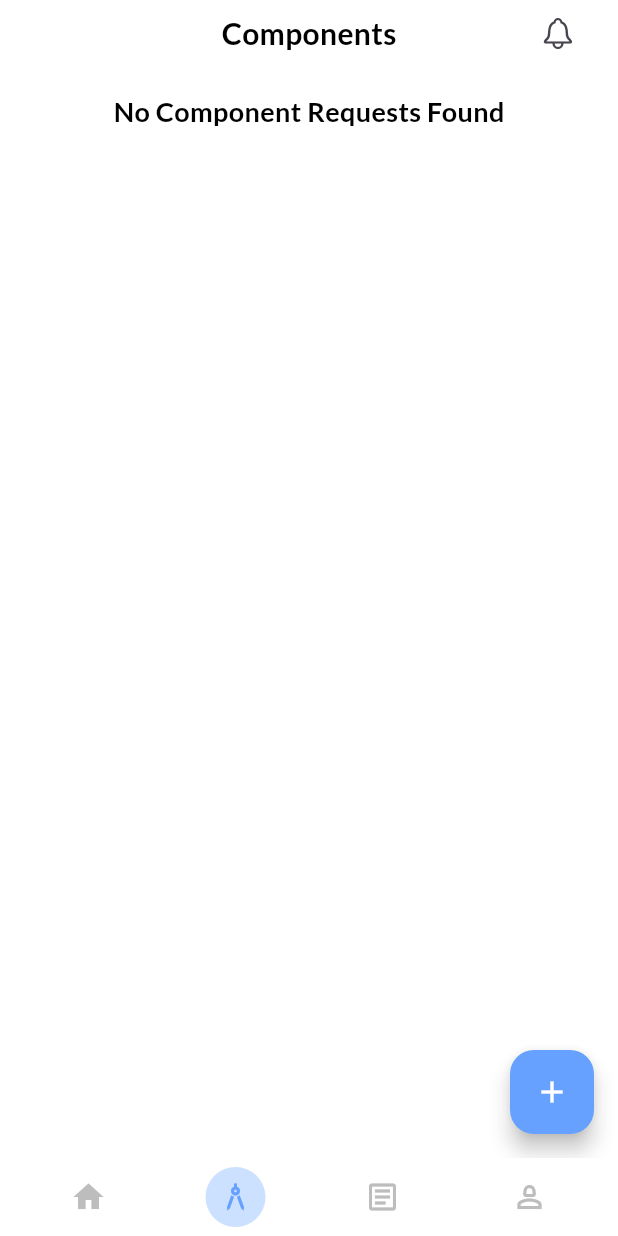
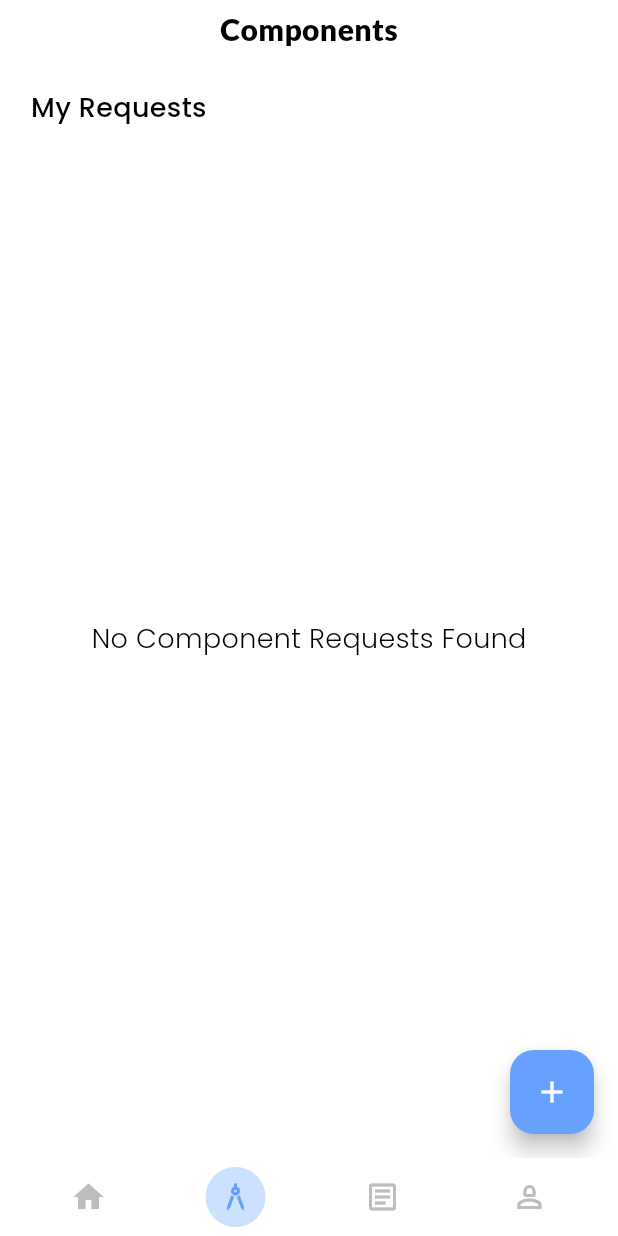
Before and after one commit to Sparkinovtech/Sairam, a Flutter app: the BottomNavBar screen opened directly, on a phone screen of 412 x 824 dp. Run offline on Flutter 3.47's test engine with Material 3 defaults, Android fonts, the phone set to English and light mode, and no system bars; our stand-ins replace bloc, cloud_firestore, connectivity_plus, equatable, file_picker, firebase_auth and 10 more; missing offline and left inert: timeline_tile_plus; accounts and stored records are empty; project files that could hold a hidden picture were left out.

Commit message:
Refactor UI layouts and OD Process page
Updated padding and font weights for consistency across home and component pages. Improved component request display with quantity and status. Added new OD Process page and integrated it into the bottom navigation bar.

```diff
--- a/lib/View/Components/Home/Components/Incubation_Components/view/component_page.dart
+++ b/lib/View/Components/Home/Components/Incubation_Components/view/component_page.dart
@@ -20,13 +20,21 @@ class _ComponentPageState extends State<ComponentPage> {
   @override
   void initState() {
     super.initState();
-    // Load  requests when the page initializes
+    WidgetsBinding.instance.addPostFrameCallback((_) {
+      if (mounted) {
         context.read<ComponentBloc>().add(FetchComponentsEvent());
-    // context.read<ComponentBloc>().add(LoadComponentEvent());
+      }
+    });
+  }
+
+  @override
+  void dispose() {
+    super.dispose();
   }
 
   @override
   Widget build(BuildContext context) {
+    var size = MediaQuery.of(context).size;
     return BlocConsumer<ComponentBloc, ComponentState>(
       listener: (context, state) {
         final isActiveRoute = ModalRoute.of(context)?.isCurrent ?? false;
@@ -52,15 +60,14 @@ class _ComponentPageState extends State<ComponentPage> {
           backgroundColor: Colors.white,
           body: SafeArea(
             child: SingleChildScrollView(
+              padding: EdgeInsets.symmetric(
+                horizontal: size.width * .05,
+                vertical: 5,
+              ),
               child: Column(
                 crossAxisAlignment: CrossAxisAlignment.start,
                 children: [
-                  Padding(
-                    padding: const EdgeInsets.symmetric(
-                      horizontal: 16.0,
-                      vertical: 8.0,
-                    ),
-                    child: Stack(
+                  Stack(
                     children: [
                       // Centered title
                       Center(
@@ -69,31 +76,24 @@ class _ComponentPageState extends State<ComponentPage> {
                           style: GoogleFonts.lato(
                             color: Colors.black,
                             fontSize: 20,
-                              fontWeight: FontWeight.w600,
+                            fontWeight: FontWeight.w800,
                           ),
-                          ),
-                        ),
-
-                        // Right-aligned notification button
-                        Positioned(
-                          right: 0,
-                          top: 0,
-                          bottom: 0,
-                          child: IconButton(
-                            onPressed: () {
-                              // Handle notification button press
-                            },
-                            icon: Icon(CupertinoIcons.bell),
-                            padding: EdgeInsets.zero,
-                            constraints: BoxConstraints(),
                         ),
                       ),
                     ],
                   ),
+
+                  // List of Requested Components
+                  SizedBox(height: size.height * .03),
+                  Text(
+                    "My Requests",
+                    style: GoogleFonts.poppins(
+                      color: Colors.black,
+                      fontSize: 18,
+                      fontWeight: FontWeight.w500,
                     ),
-                  // List of Requested Components
-                  SizedBox(height: 16),
-
+                  ),
+                  SizedBox(height: size.height * .02),
                   ComponentRequests.isNotEmpty
                       ? ListView.builder(
                           physics: NeverScrollableScrollPhysics(),
@@ -102,7 +102,7 @@ class _ComponentPageState extends State<ComponentPage> {
                           itemBuilder: (context, index) {
                             return Container(
                               margin: EdgeInsets.symmetric(
-                                horizontal: 16,
+                                horizontal: 0,
                                 vertical: 6,
                               ),
                               decoration: BoxDecoration(
@@ -201,13 +201,16 @@ class _ComponentPageState extends State<ComponentPage> {
                             );
                           },
                         )
-                      : Center(
+                      : SizedBox(
+                          height: 650,
+                          child: Center(
                             child: Text(
                               "No Component Requests Found",
-                            style: GoogleFonts.lato(
+                              style: GoogleFonts.poppins(
                                 color: Colors.black,
                                 fontSize: 18,
-                              fontWeight: FontWeight.w600,
+                                fontWeight: FontWeight.w300,
+                              ),
                             ),
                           ),
                         ),
--- a/lib/View/bottom_nav_bar.dart
+++ b/lib/View/bottom_nav_bar.dart
@@ -1,10 +1,12 @@
 import 'package:flutter/cupertino.dart';
 import 'package:flutter/material.dart';
 import 'package:flutter_bloc/flutter_bloc.dart';
+import 'package:google_fonts/google_fonts.dart';
 import 'package:sairam_incubation/Utils/Constants/colors.dart';
 import 'package:sairam_incubation/View/Components/Home/Components/Incubation_Components/view/component_page.dart';
 import 'package:sairam_incubation/View/Components/Home/Components/Night_Stay/bloc/night_stay_bloc.dart';
 import 'package:sairam_incubation/View/Components/Home/Components/Night_Stay/service/night_stay_provider.dart';
+import 'package:sairam_incubation/View/Components/Home/Components/OD_Process/view/odPage.dart';
 import 'package:sairam_incubation/View/Components/Home/home_page.dart';
 import 'package:sairam_incubation/View/Components/profile_page.dart';
 
@@ -60,24 +62,7 @@ class _BottomNavBarState extends State<BottomNavBar> {
         child: HomePage(),
       ),
       ComponentPage(),
-      Scaffold(
-        appBar: AppBar(
-          title: Center(
-            child: Text(
-              "OD Process",
-              style: TextStyle(
-                color: Colors.black,
-                fontSize: 20,
-                fontWeight: FontWeight.w600,
-              ),
-            ),
-          ),
-          surfaceTintColor: Colors.white,
-          backgroundColor: Colors.white,
-        ),
-        backgroundColor: Colors.white,
-        body: Center(child: Text("Coming Soon")),
-      ),
+      ODpage(),
       ProfilePage(),
     ];
   }
```
Also changed, not shown: lib/View/Components/Home/Components/Incubation_Components/view/viewRequestPage.dart (+19 -6 lines), lib/View/Components/Home/Components/OD_Process/view/odPage.dart (added, +65 -0 lines), lib/View/Components/Home/home_page.dart (+5 -2 lines). Lines whose indentation alone changed are shown as unchanged.
